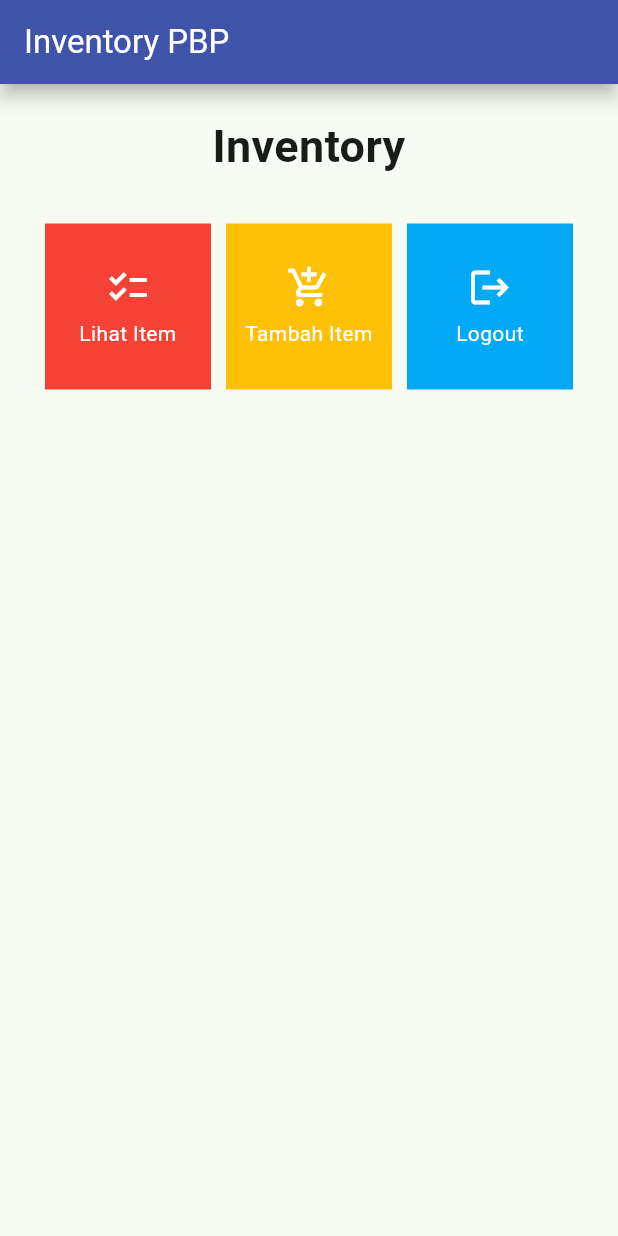
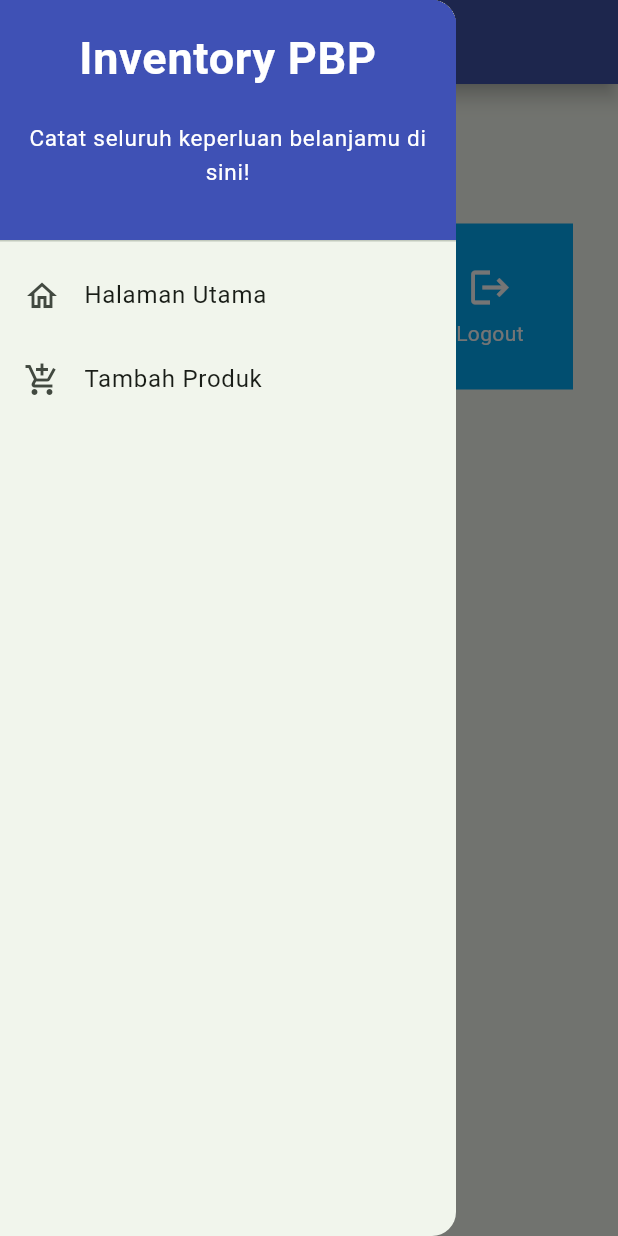
Before and after one commit to humama/inventorypbp, a Flutter app: the screen it shows after launch, with the side drawer open (before the commit the screen has no drawer), on a phone screen of 412 x 824 dp. Run offline on Flutter 3.47's test engine with Material 2 defaults, Android fonts, the phone set to English and light mode, and no system bars.

Commit message:
commit Tugas 8

```diff
--- a/lib/main.dart
+++ b/lib/main.dart
@@ -1,5 +1,5 @@
 import 'package:flutter/material.dart';
-import 'package:inventorypbp/menu.dart';
+import 'package:inventorypbp/screens/menu.dart';
 
 void main() {
   runApp(const MyApp());
--- a/lib/menu.dart
+++ b/lib/screens/menu.dart
@@ -1,4 +1,6 @@
 import 'package:flutter/material.dart';
+import 'package:inventorypbp/widgets/inventory_card.dart';
+import 'package:inventorypbp/widgets/left_drawer.dart';
 
 class MyHomePage extends StatelessWidget {
   MyHomePage({Key? key}) : super(key: key);
@@ -19,7 +21,9 @@
         elevation: 5,
         backgroundColor: Colors.indigo,
         shadowColor: Colors.black,
+        foregroundColor: Colors.white,
       ),
+      drawer: const LeftDrawer(),
       body: SingleChildScrollView(
         // Widget wrapper yang dapat discroll
         child: Padding(
@@ -60,56 +64,3 @@
     );
   }
 }
-
-class InventoryItem {
-  final String name;
-  final IconData icon;
-  final MaterialColor color;
-
-  InventoryItem(this.name, this.icon, this.color);
-}
-
-class InventoryCard extends StatelessWidget {
-  final InventoryItem item;
-
-  const InventoryCard(this.item, {super.key}); // Constructor
-
-  @override
-  Widget build(BuildContext context) {
-    return Material(
-      color: item.color,
-      child: InkWell(
-        // Area responsive terhadap sentuhan
-        onTap: () {
-          // Memunculkan SnackBar ketika diklik
-          ScaffoldMessenger.of(context)
-            ..hideCurrentSnackBar()
-            ..showSnackBar(SnackBar(
-                content: Text("Kamu telah menekan tombol ${item.name}!")));
-        },
-        child: Container(
-          // Container untuk menyimpan Icon dan Text
-          padding: const EdgeInsets.all(8),
-          child: Center(
-            child: Column(
-              mainAxisAlignment: MainAxisAlignment.center,
-              children: [
-                Icon(
-                  item.icon,
-                  color: Colors.white,
-                  size: 30.0,
-                ),
-                const Padding(padding: EdgeInsets.all(3)),
-                Text(
-                  item.name,
-                  textAlign: TextAlign.center,
-                  style: const TextStyle(color: Colors.white),
-                ),
-              ],
-            ),
-          ),
-        ),
-      ),
-    );
-  }
-}
--- /dev/null
+++ b/lib/widgets/inventory_card.dart
@@ -0,0 +1,65 @@
+import 'package:flutter/material.dart';
+import 'package:inventorypbp/screens/shoplist_form.dart';
+
+class InventoryItem {
+  final String name;
+  final IconData icon;
+  final MaterialColor color;
+
+  InventoryItem(this.name, this.icon, this.color);
+}
+
+class InventoryCard extends StatelessWidget {
+  final InventoryItem item;
+
+  const InventoryCard(this.item, {super.key}); // Constructor
+
+  @override
+  Widget build(BuildContext context) {
+    return Material(
+      color: item.color,
+      child: InkWell(
+        // Area responsive terhadap sentuhan
+        onTap: () {
+          // Memunculkan SnackBar ketika diklik
+          ScaffoldMessenger.of(context)
+            ..hideCurrentSnackBar()
+            ..showSnackBar(SnackBar(
+                content: Text("Kamu telah menekan tombol ${item.name}!")));
+
+
+          if (item.name == "Tambah Item") {
+            Navigator.push(
+              context,
+              MaterialPageRoute(
+                builder: (context) => const ShopFormPage()
+              ),
+            );
+          }
+        },
+        child: Container(
+          // Container untuk menyimpan Icon dan Text
+          padding: const EdgeInsets.all(8),
+          child: Center(
+            child: Column(
+              mainAxisAlignment: MainAxisAlignment.center,
+              children: [
+                Icon(
+                  item.icon,
+                  color: Colors.white,
+                  size: 30.0,
+                ),
+                const Padding(padding: EdgeInsets.all(3)),
+                Text(
+                  item.name,
+                  textAlign: TextAlign.center,
+                  style: const TextStyle(color: Colors.white),
+                ),
+              ],
+            ),
+          ),
+        ),
+      ),
+    );
+  }
+}
--- /dev/null
+++ b/lib/widgets/left_drawer.dart
@@ -0,0 +1,68 @@
+import 'package:flutter/material.dart';
+import 'package:inventorypbp/screens/menu.dart';
+import 'package:inventorypbp/screens/shoplist_form.dart';
+
+class LeftDrawer extends StatelessWidget {
+  const LeftDrawer({super.key});
+
+  @override
+  Widget build(BuildContext context) {
+    return Drawer(
+      child: ListView(
+        children: [
+          const DrawerHeader(
+            decoration: BoxDecoration(
+              color: Colors.indigo,
+            ),
+            child: Column(
+              children: [
+                Text(
+                  'Inventory PBP',
+                  textAlign: TextAlign.center,
+                  style: TextStyle(
+                    fontSize: 30,
+                    fontWeight: FontWeight.bold,
+                    color: Colors.white,
+                  ),
+                ),
+                Padding(padding: EdgeInsets.all(10)),
+                Text("Catat seluruh keperluan belanjamu di sini!",
+                      textAlign: TextAlign.center,
+                      style: TextStyle(
+                        fontSize: 15,
+                        color: Colors.white,
+                        fontWeight: FontWeight.normal,
+                      ),
+                    ),
+              ],
+            ),
+          ),
+          ListTile(
+            leading: const Icon(Icons.home_outlined),
+            title: const Text('Halaman Utama'),
+            // Bagian redirection ke MyHomePage
+            onTap: () {
+              Navigator.pushReplacement(
+                  context,
+                  MaterialPageRoute(
+                    builder: (context) => MyHomePage(),
+                  ));
+            },
+          ),
+          ListTile(
+            leading: const Icon(Icons.add_shopping_cart),
+            title: const Text('Tambah Produk'),
+            // Bagian redirection ke ShopFormPage
+            onTap: () {
+              Navigator.push(
+                  context,
+                  MaterialPageRoute(
+                    builder: (context) => const ShopFormPage(),
+                  ));
+            },
+          ),
+        ],
+      ),
+    );
+  }
+}
```
Also changed, not shown: lib/screens/shoplist_form.dart (added, +194 -0 lines), 1 other file.
